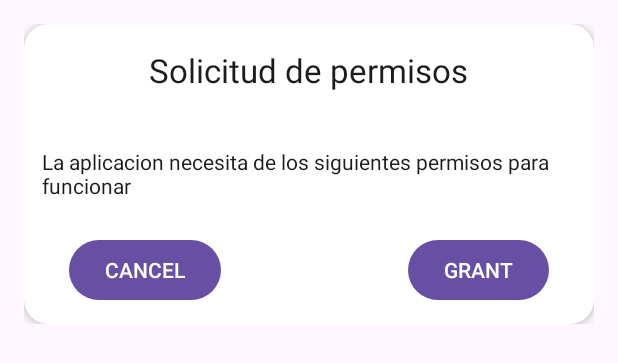
After one commit to AlexFT257/DTSL, an Android app: the layout fragment_dialog.xml on its own in the app's theme, with its tools: preview values and no code run, on a phone screen of 412 x 824 dp. The commit adds this screen. Shown: the top 363 px of the screen. Run offline under Robolectric (Android 15) with nearby library versions, the phone set to English and light mode, and no system bars; network calls fail.

Commit message:
feat Camara: se solicitan permisos y se muestra la preview de la camara, boton para testear el funcionamiento de la red

```diff
--- a/app/build.gradle
+++ b/app/build.gradle
@@ -41,6 +41,8 @@ dependencies {
     implementation 'androidx.appcompat:appcompat:1.6.1'
     implementation 'com.google.android.material:material:1.5.0'
     implementation 'androidx.constraintlayout:constraintlayout:2.1.4'
+    implementation 'androidx.camera:camera-view:1.2.3'
+    implementation 'androidx.camera:camera-lifecycle:1.2.3'
     testImplementation 'junit:junit:4.13.2'
     androidTestImplementation 'androidx.test.ext:junit:1.1.5'
     androidTestImplementation 'androidx.test.espresso:espresso-core:3.5.1'
@@ -48,4 +50,8 @@ dependencies {
     // pytorch
     implementation "org.pytorch:pytorch_android:1.13.1"
     implementation "org.pytorch:pytorch_android_torchvision:1.13.1"
+
+    implementation "androidx.camera:camera-core:1.2.3"
+    implementation "androidx.camera:camera-camera2:1.2.3"
+
 }
--- a/app/src/main/AndroidManifest.xml
+++ b/app/src/main/AndroidManifest.xml
@@ -1,6 +1,11 @@
 <?xml version="1.0" encoding="utf-8"?>
 <manifest xmlns:android="http://schemas.android.com/apk/res/android"
     xmlns:tools="http://schemas.android.com/tools">
+
+    <uses-feature android:name="android.hardware.camera" />
+    <uses-feature android:name="android.hardware.camera.autofocus" />
+    <uses-permission android:name="android.permission.CAMERA" />
+
 
     <application
         android:allowBackup="true"
--- /dev/null
+++ b/app/src/main/res/drawable/ic_reload.xml
@@ -0,0 +1,5 @@
+<vector android:height="24dp" android:tint="#000000"
+    android:viewportHeight="24" android:viewportWidth="24"
+    android:width="24dp" xmlns:android="http://schemas.android.com/apk/res/android">
+    <path android:fillColor="@android:color/white" android:pathData="M19,8l-4,4h3c0,3.31 -2.69,6 -6,6 -1.01,0 -1.97,-0.25 -2.8,-0.7l-1.46,1.46C8.97,19.54 10.43,20 12,20c4.42,0 8,-3.58 8,-8h3l-4,-4zM6,12c0,-3.31 2.69,-6 6,-6 1.01,0 1.97,0.25 2.8,0.7l1.46,-1.46C15.03,4.46 13.57,4 12,4c-4.42,0 -8,3.58 -8,8H1l4,4 4,-4H6z"/>
+</vector>
--- /dev/null
+++ b/app/src/main/res/layout/fragment_dialog.xml
@@ -0,0 +1,65 @@
+<?xml version="1.0" encoding="utf-8"?>
+<LinearLayout
+    xmlns:android="http://schemas.android.com/apk/res/android"
+    xmlns:app="http://schemas.android.com/apk/res-auto"
+    xmlns:tools="http://schemas.android.com/tools"
+    android:layout_width="match_parent"
+    android:layout_height="wrap_content"
+    android:orientation="vertical"
+    android:background="@color/transparent"
+    android:gravity="center"
+    android:padding="16dp"
+    >
+
+    <androidx.cardview.widget.CardView
+        android:layout_width="match_parent"
+        android:layout_height="200dp"
+        app:layout_constraintBottom_toBottomOf="parent"
+        app:layout_constraintTop_toTopOf="parent"
+        app:cardCornerRadius="16dp"
+        app:cardBackgroundColor="@color/white"
+        app:cardElevation="4dp"
+        tools:layout_editor_absoluteX="16dp">
+
+        <TextView
+            android:id="@+id/dialogTitle"
+            android:layout_width="wrap_content"
+            android:layout_height="wrap_content"
+            android:layout_marginTop="16dp"
+            android:text="Solicitud de permisos"
+            android:layout_gravity="top|center"
+            android:textAppearance="@style/TextAppearance.AppCompat.Large" />
+
+                <TextView
+            android:id="@+id/dialogMessage"
+            android:layout_width="wrap_content"
+            android:layout_height="wrap_content"
+                    android:layout_gravity="center"
+                    android:layout_margin="12dp"
+            android:text="La aplicacion necesita de los siguientes permisos para funcionar"
+            android:textAppearance="@style/TextAppearance.AppCompat.Body1"
+             />
+
+        <Button
+            android:id="@+id/positiveButton"
+            android:layout_width="wrap_content"
+            android:layout_height="wrap_content"
+            android:layout_marginEnd="30dp"
+            android:text="Grant"
+            android:layout_gravity="bottom|right"
+            android:layout_marginBottom="12dp"
+            android:textAppearance="@style/TextAppearance.AppCompat.Button"
+             />
+
+        <Button
+            android:id="@+id/negativeButton"
+            android:layout_width="wrap_content"
+            android:layout_height="wrap_content"
+            android:layout_marginStart="30dp"
+            android:layout_marginBottom="12dp"
+            android:text="Cancel"
+            android:layout_gravity="bottom|left"
+            android:textAppearance="@style/TextAppearance.AppCompat.Button" />
+    </androidx.cardview.widget.CardView>
+
+</LinearLayout>
--- a/app/src/main/res/values/colors.xml
+++ b/app/src/main/res/values/colors.xml
@@ -2,4 +2,5 @@
 <resources>
     <color name="black">#FF000000</color>
     <color name="white">#FFFFFFFF</color>
+    <color name="transparent">#00000000</color>
 </resources>
--- a/build.gradle
+++ b/build.gradle
@@ -1,6 +1,6 @@
 // Top-level build file where you can add configuration options common to all sub-projects/modules.
 plugins {
-    id 'com.android.application' version '8.0.2' apply false
-    id 'com.android.library' version '8.0.2' apply false
+    id 'com.android.application' version '8.1.1' apply false
+    id 'com.android.library' version '8.1.1' apply false
     id 'org.jetbrains.kotlin.android' version '1.8.20' apply false
 }
```
Also changed, not shown: app/src/main/java/com/example/dtls/Home.kt (+119 -31 lines), app/src/main/java/com/example/dtls/MainActivity.kt (+48 -23 lines), app/src/main/java/com/example/dtls/PermissionDialogFragment.kt (added, +40 -0 lines), app/src/main/res/layout/fragment_home.xml (+70 -9 lines).
